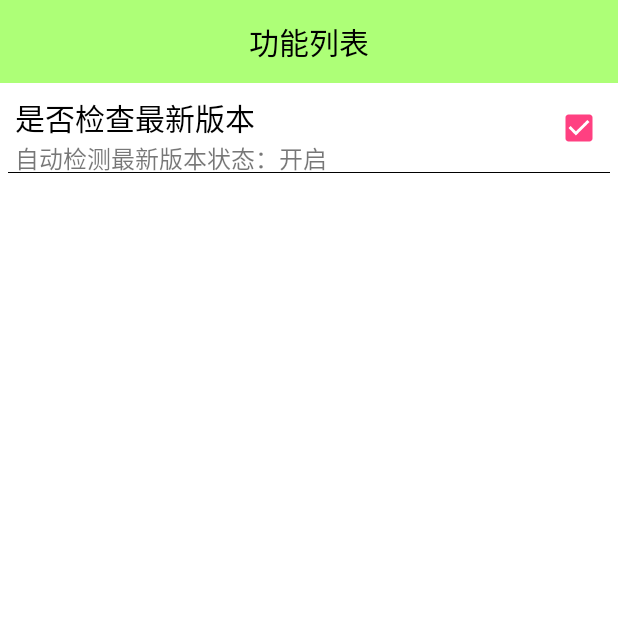
After one commit to HappyJess/MobileSafe, an Android app: the SettingActivity screen opened directly, with no data from a screen before it, on a phone screen of 412 x 824 dp, the top half of it. The commit adds this screen. Run offline under Robolectric (Android 15) with nearby library versions, the phone set to English and light mode, and no system bars.

Commit message:
主要编写了主页君，还有设置页面的一部分以及手机防盗设置密码的弹出界面

```diff
--- /dev/null
+++ b/app/src/main/java/mobilesafe/lzf/com/SettingActivity.java
@@ -0,0 +1,64 @@
+package mobilesafe.lzf.com;
+
+import android.app.Activity;
+import android.content.SharedPreferences;
+import android.os.Bundle;
+import android.view.View;
+import android.view.Window;
+import android.widget.CheckBox;
+
+import mobilesafe.lzf.com.ui.SettingItemView;
+
+public class SettingActivity extends Activity implements View.OnClickListener {
+
+    private SettingItemView id_siv_update;
+    private SharedPreferences sp;
+
+    @Override
+    protected void onCreate(Bundle savedInstanceState) {
+        super.onCreate(savedInstanceState);
+        requestWindowFeature(Window.FEATURE_NO_TITLE);
+        setContentView(R.layout.activity_setting);
+        initViews();
+        initEvents();
+    }
+
+    private void initViews() {
+        id_siv_update = (SettingItemView) findViewById(R.id.id_siv_update);
+        sp = getSharedPreferences("config",MODE_PRIVATE);
+        boolean update = sp.getBoolean("update",true);
+        if (update){
+            //检测更新已经开启
+            id_siv_update.setChecked(true);
+//            id_siv_update.setDesc("自动检测最新版本状态：开启");
+
+        }else{
+            //检测更新已经关闭
+            id_siv_update.setChecked(false);
+//            id_siv_update.setDesc("自动检测最新版本状态：关闭");
+
+        }
+    }
+
+    private void initEvents() {
+        id_siv_update.setOnClickListener(this);
+    }
+
+    @Override
+    public void onClick(View v) {
+        SharedPreferences.Editor editor = sp.edit();
+        //判断是否有选中
+        if (id_siv_update.isChecked()){
+            //已经打开自动升级了
+            id_siv_update.setChecked(false);
+//            id_siv_update.setDesc("自动检测最新版本状态：关闭");
+            editor.putBoolean("update",false);
+        }else {
+            //没有打开自动升级
+            id_siv_update.setChecked(true);
+//            id_siv_update.setDesc("自动检测最新版本状态：开启");
+            editor.putBoolean("update",true);
+        }
+        editor.commit();
+    }
+}
--- /dev/null
+++ b/app/src/main/java/mobilesafe/lzf/com/ui/SettingItemView.java
@@ -0,0 +1,87 @@
+package mobilesafe.lzf.com.ui;
+
+import android.content.Context;
+import android.util.AttributeSet;
+import android.view.View;
+import android.widget.CheckBox;
+import android.widget.RelativeLayout;
+import android.widget.TextView;
+
+import mobilesafe.lzf.com.R;
+
+/**
+ * 自定义设置界面的主控件，包括两个Textview，一个CheckBox和一个View分割线
+ * Created by SnowMan on 2015/12/3.
+ */
+public class SettingItemView extends RelativeLayout {
+    private CheckBox cb_status;
+    private TextView tv_update_now;
+    private TextView tv_update_title;
+    private String desc_on;
+    private String desc_off;
+
+    /**
+     * 初始化布局文件
+     * 把一个布局文件加载进SettingItemView
+     *
+     * @param context
+     */
+    private void initView(Context context) {
+        View.inflate(context, R.layout.setting_item_view, this);
+        cb_status = (CheckBox) this.findViewById(R.id.cb_status);
+        tv_update_now = (TextView) this.findViewById(R.id.tv_update_now);
+        tv_update_title = (TextView) this.findViewById(R.id.tv_update_title);
+    }
+
+    public SettingItemView(Context context) {
+        super(context);
+        initView(context);
+    }
+
+    /**
+     * 带有两个参数的构造方法，布局文件使用的时候调用
+     *
+     * @param context
+     * @param attrs
+     */
+    public SettingItemView(Context context, AttributeSet attrs) {
+        super(context, attrs);
+        initView(context);
+        String titlename = attrs.getAttributeValue("http://schemas.android.com/apk/res-auto",
+                "titlename");
+        desc_on = attrs.getAttributeValue("http://schemas.android.com/apk/res-auto", "desc_on");
+        desc_off = attrs.getAttributeValue("http://schemas.android.com/apk/res-auto", "desc_off");
+        tv_update_title.setText(titlename);
+    }
+
+    public SettingItemView(Context context, AttributeSet attrs, int defStyleAttr) {
+        super(context, attrs, defStyleAttr);
+        initView(context);
+    }
+
+    /**
+     * 校验组合控件是否有焦点
+     */
+    public boolean isChecked() {
+        return cb_status.isChecked();
+    }
+
+    /**
+     * 设置组合控件的状态
+     */
+    public void setChecked(boolean checked) {
+        if (checked) {
+            setDesc(desc_on);
+        } else {
+            setDesc(desc_off);
+        }
+        cb_status.setChecked(checked);
+    }
+
+    /**
+     * 设置组合控件的描述信息
+     */
+    public void setDesc(String text) {
+        tv_update_now.setText(text);
+    }
+}
--- /dev/null
+++ b/app/src/main/res/layout/activity_setting.xml
@@ -0,0 +1,30 @@
+<?xml version="1.0" encoding="utf-8"?>
+<LinearLayout
+    xmlns:android="http://schemas.android.com/apk/res/android"
+    xmlns:lzf="http://schemas.android.com/apk/res-auto"
+    xmlns:tools="http://schemas.android.com/tools"
+    android:layout_width="match_parent"
+    android:layout_height="match_parent"
+    android:background="#ffffff"
+    android:orientation="vertical"
+    tools:context="mobilesafe.lzf.com.HomeActivity">
+
+    <TextView
+        android:id="@+id/tv_home_title"
+        android:layout_width="match_parent"
+        android:layout_height="55dp"
+        android:background="#8866ff00"
+        android:gravity="center"
+        android:text="功能列表"
+        android:textColor="#000000"
+        android:textSize="20sp"/>
+
+    <mobilesafe.lzf.com.ui.SettingItemView
+        lzf:titlename="是否检查最新版本"
+        lzf:desc_on="自动检测最新版本状态：开启"
+        lzf:desc_off="自动检测最新版本状态：关闭"
+        android:id="@+id/id_siv_update"
+        android:layout_width="wrap_content"
+        android:layout_height="wrap_content"></mobilesafe.lzf.com.ui.SettingItemView>
+
+</LinearLayout>
--- a/app/src/main/res/layout/activity_splash.xml
+++ b/app/src/main/res/layout/activity_splash.xml
@@ -25,6 +25,7 @@
         android:layout_centerHorizontal="true"
         />
     <TextView
+        android:visibility="gone"
         android:layout_centerHorizontal="true"
         android:layout_alignParentBottom="true"
         android:layout_width="wrap_content"
--- /dev/null
+++ b/app/src/main/res/layout/setting_item_view.xml
@@ -0,0 +1,41 @@
+<?xml version="1.0" encoding="utf-8"?>
+<RelativeLayout xmlns:android="http://schemas.android.com/apk/res/android"
+                android:layout_width="match_parent"
+                android:layout_height="60dp">
+
+    <TextView
+        android:id="@+id/tv_update_title"
+        android:layout_width="wrap_content"
+        android:layout_height="wrap_content"
+        android:layout_marginLeft="10dp"
+        android:layout_marginTop="8dp"
+        android:textColor="#000000"
+        android:textSize="20sp"/>
+
+    <TextView
+        android:id="@+id/tv_update_now"
+        android:layout_width="wrap_content"
+        android:layout_height="wrap_content"
+        android:layout_below="@id/tv_update_title"
+        android:layout_marginLeft="10dp"
+        android:textColor="#88000000"
+        android:textSize="16sp"/>
+
+    <CheckBox
+        android:clickable="false"
+        android:focusable="false"
+        android:id="@+id/cb_status"
+        android:layout_width="wrap_content"
+        android:layout_height="wrap_content"
+        android:layout_alignParentRight="true"
+        android:layout_centerVertical="true"
+        android:layout_marginRight="10dp"/>
+
+    <View
+        android:layout_width="match_parent"
+        android:layout_height="0.2dp"
+        android:layout_alignParentBottom="true"
+        android:layout_marginLeft="5dp"
+        android:layout_marginRight="5dp"
+        android:background="#000000"/>
+</RelativeLayout>
```
Also changed, not shown: app/src/main/AndroidManifest.xml (+8 -6 lines), app/src/main/java/mobilesafe/lzf/com/HomeActivity.java (+81 -0 lines), app/src/main/java/mobilesafe/lzf/com/SplashActivity.java (+23 -2 lines), app/src/main/res/layout/dialog_set_pwd.xml (added, +48 -0 lines), app/src/main/res/values/attrs.xml (added, +8 -0 lines).
